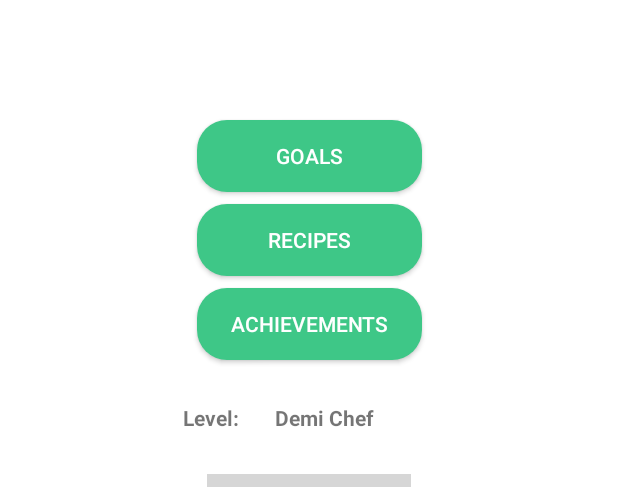
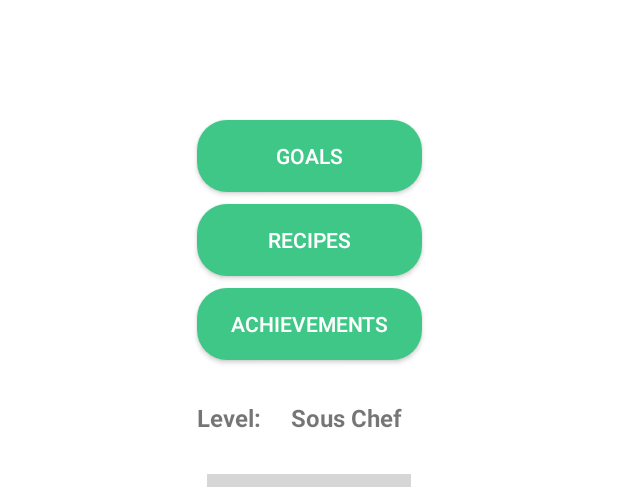
Before and after one commit to EmmaStyles/Cheffy, an Android app: the screen it shows after launch (MainActivity), on a phone screen of 412 x 824 dp, the part 444-931 px from its top. Run offline under Robolectric (Android 15) with nearby library versions, the phone set to English and light mode, and no system bars; libraries missing offline, so code that uses them is left out: com.timqi.sectorprogressview; plain views replace ColorfulRingProgressView; 2 statements that could not run were skipped; grey boxes are pictures that could not be loaded.

Commit message:
Changed card colours, plus other small UI things on achievements and main. Added comments.

```diff
--- a/app/src/main/java/com/infs3634/cheffy/AchievementsActivity.java
+++ b/app/src/main/java/com/infs3634/cheffy/AchievementsActivity.java
@@ -6,6 +6,7 @@ import android.util.Log;
 import android.os.Bundle;
 import android.widget.TextView;
 
+//Establishes AcievementsActivity
 public class AchievementsActivity extends AppCompatActivity {
     private String TAG = "AchievementsActivity";
     public TextView mLevel;
--- a/app/src/main/java/com/infs3634/cheffy/Goal.java
+++ b/app/src/main/java/com/infs3634/cheffy/Goal.java
@@ -3,6 +3,7 @@ package com.infs3634.cheffy;
 import java.util.ArrayList;
 import java.util.List;
 
+// Class that established Goal object
 public class Goal {
     public static final String ARG_ITEM_ID = "item_id";
     public String goalId;
@@ -66,6 +67,8 @@ public class Goal {
         return goalId;
     }
 
+    //CountCheckedGoals is not used but was designed to count number of 'True's (number of flicked switches)
+    // and report it back to level and graph on Main Activity
     public static int countCheckedGoals(){
         int m = 0;
         for (Goal goal : getGoals()){
--- a/app/src/main/java/com/infs3634/cheffy/GoalAdapter.java
+++ b/app/src/main/java/com/infs3634/cheffy/GoalAdapter.java
@@ -17,6 +17,7 @@ import java.util.List;
 import static android.content.Context.CONTEXT_IGNORE_SECURITY;
 import static android.content.Context.MODE_PRIVATE;
 
+//Adapter class for Goals
 public class GoalAdapter extends RecyclerView.Adapter<GoalAdapter.GoalViewHolder> {
     private GoalMainActivity mParentActivity;
     private List<Goal> mGoals;
@@ -60,8 +61,9 @@ public class GoalAdapter extends RecyclerView.Adapter<GoalAdapter.GoalViewHolder
             goalId = v.findViewById(R.id.tvGoalId);
             switchGoal = v.findViewById(R.id.switchGoal);
 
-            //to save whether switch is on or not
-            //not sure how to make this work
+            //This piece of code was to save whether switch is on or not.
+            //Can't get it to work but it was supposed to set goalBoolean (in Goals) to true if switch turned on
+//
 //            SharedPreferences preferences = Context.getSharedPreferences("Save", MODE_PRIVATE);
 //            switchGoal.setChecked(preferences.getBoolean("value", false));
 //            switchGoal.setOnClickListener(new View.OnClickListener() {
--- a/app/src/main/java/com/infs3634/cheffy/GoalDetailActivity.java
+++ b/app/src/main/java/com/infs3634/cheffy/GoalDetailActivity.java
@@ -1,13 +1,11 @@
 package com.infs3634.cheffy;
 
 import android.os.Bundle;
-import android.view.View;
-import android.widget.CheckBox;
 
 import androidx.appcompat.app.AppCompatActivity;
 
+//Detail activity for goal
 public class GoalDetailActivity extends AppCompatActivity {
-    private Goal mGoal;
 
     @Override
     protected void onCreate(Bundle savedInstanceState) {
--- a/app/src/main/java/com/infs3634/cheffy/Level.java
+++ b/app/src/main/java/com/infs3634/cheffy/Level.java
@@ -3,6 +3,7 @@ package com.infs3634.cheffy;
 import java.util.ArrayList;
 import java.util.List;
 
+//Level object that determines which level you are based on the number of goals you've completed
 public class Level {
     public String level;
 
--- a/app/src/main/java/com/infs3634/cheffy/MainActivity.java
+++ b/app/src/main/java/com/infs3634/cheffy/MainActivity.java
@@ -12,6 +12,7 @@ import com.timqi.sectorprogressview.ColorfulRingProgressView;
 
 import static com.infs3634.cheffy.Level.getLevels;
 
+// Class for main activity of app
 public class MainActivity extends AppCompatActivity {
     private Button mButton;
     private Button recipeButton;
@@ -32,11 +33,14 @@ public class MainActivity extends AppCompatActivity {
         mLevel = findViewById(R.id.tvLevel);
         crpv = findViewById(R.id.crpv);
 
+        //To set graph and level on main activity
+
+        //This was used to get the number of goals completed, but couldn't get it to work
         //levelCounter = Goal.countCheckedGoals();
 
-        //FEEL FREE TO CHANGE LEVELCOUNTER TO SEE DIFFERENT LEVELS
+        //******FEEL FREE TO CHANGE LEVELCOUNTER TO SEE DIFFERENT LEVELS AND GRAPH CHANGE********
         //CHOOSE A NUMBER BETWEEN 0-100 (inclusive)
-        levelCounter = 45;
+        levelCounter = 70;
         crpv.setPercent(levelCounter);
 
         if(levelCounter <25){
@@ -72,7 +76,6 @@ public class MainActivity extends AppCompatActivity {
                 launchAchievementsActivity("AchievementsActivity");
             }
         });
-
     }
 
     private void launchDetailActivity(String message){
--- a/app/src/main/res/layout/activity_main.xml
+++ b/app/src/main/res/layout/activity_main.xml
@@ -73,26 +73,23 @@
         android:id="@+id/tvLevelLabel"
         android:layout_width="wrap_content"
         android:layout_height="wrap_content"
-        android:layout_marginEnd="24dp"
-        android:layout_marginRight="24dp"
         android:text="Level:"
-        android:textSize="14sp"
+        android:textSize="16sp"
         android:textStyle="bold"
         app:layout_constraintBottom_toTopOf="@+id/crpv"
-        app:layout_constraintEnd_toStartOf="@+id/tvLevel"
+        app:layout_constraintStart_toStartOf="@+id/btnAchievements"
         app:layout_constraintTop_toBottomOf="@+id/btnAchievements" />
 
     <TextView
         android:id="@+id/tvLevel"
-        android:layout_width="wrap_content"
+        android:layout_width="0dp"
         android:layout_height="wrap_content"
         android:layout_marginStart="20dp"
         android:layout_marginLeft="20dp"
-        android:textSize="14sp"
+        android:textSize="16sp"
         android:textStyle="bold"
         app:layout_constraintBottom_toTopOf="@+id/crpv"
-        app:layout_constraintEnd_toEndOf="parent"
-        app:layout_constraintStart_toStartOf="parent"
+        app:layout_constraintStart_toEndOf="@+id/tvLevelLabel"
         app:layout_constraintTop_toBottomOf="@+id/btnAchievements" />
 
 </androidx.constraintlayout.widget.ConstraintLayout>
```
Also changed, not shown: app/src/main/java/com/infs3634/cheffy/GoalDetailFragment.java (+1 -12 lines), app/src/main/java/com/infs3634/cheffy/GoalMainActivity.java (+2 -33 lines), app/src/main/res/layout/activity_achievements.xml (+4 -4 lines), app/src/main/res/layout/goal_list_row.xml (+5 -5 lines), app/src/main/res/layout/meals_row.xml (+3 -4 lines).
